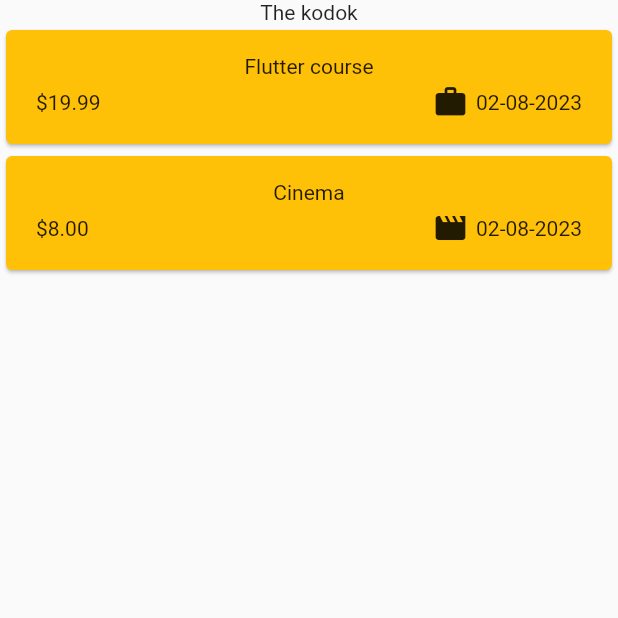
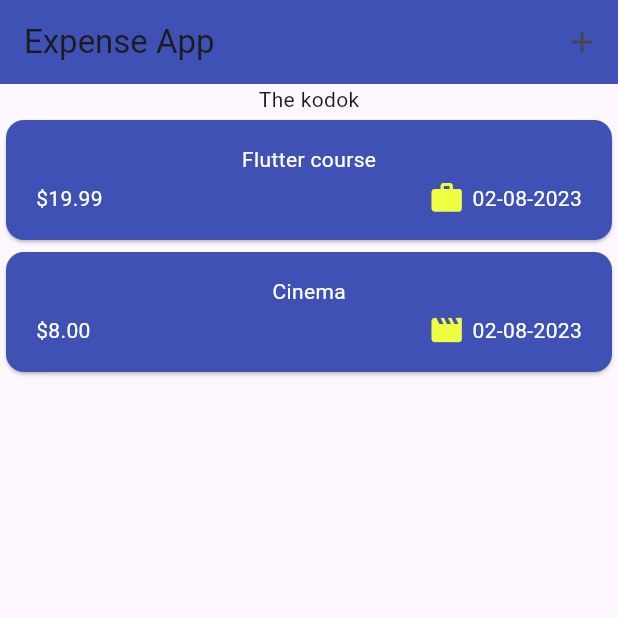
Before and after one commit to ibenusinaa/flutter-expense-app, a Flutter app: the screen it shows after launch, on a phone screen of 412 x 824 dp, the top half of it. Run offline on Flutter 3.47's test engine with Material 2 defaults, Android fonts, the phone set to English and light mode, and no system bars.

Commit message:
add new expense overlay

```diff
--- a/lib/main.dart
+++ b/lib/main.dart
@@ -3,8 +3,9 @@ import 'package:expense_tracker_app/widgets/expenses.dart';
 
 void main() {
   runApp(
-    const MaterialApp(
-      home: Expenses(),
+    MaterialApp(
+      theme: ThemeData(useMaterial3: true),
+      home: const Expenses(),
     ),
   );
 }
--- a/lib/widgets/expenses.dart
+++ b/lib/widgets/expenses.dart
@@ -1,4 +1,5 @@
 import 'package:expense_tracker_app/models/expense.dart';
+import 'package:expense_tracker_app/widgets/expenses_list/expense_form_overlay.dart';
 import 'package:flutter/material.dart';
 import 'package:expense_tracker_app/widgets/expenses_list/expenses_list.dart';
 
@@ -25,9 +26,26 @@ class _ExpensesState extends State<Expenses> {
     ),
   ];
 
+  void _openAddExpenseOverlay() {
+    showModalBottomSheet(
+      context: context,
+      builder: (ctx) => const ExpenseFormOverlay(),
+    );
+  }
+
   @override
   Widget build(BuildContext context) {
     return Scaffold(
+      appBar: AppBar(
+        backgroundColor: Colors.indigo,
+        title: const Text('Expense App'),
+        actions: [
+          IconButton(
+            onPressed: _openAddExpenseOverlay,
+            icon: const Icon(Icons.add),
+          )
+        ],
+      ),
       body: Column(
         children: [
           const Text('The kodok'),
--- a/lib/widgets/expenses_list/expense_item.dart
+++ b/lib/widgets/expenses_list/expense_item.dart
@@ -9,7 +9,7 @@ class ExpenseItem extends StatelessWidget {
   @override
   Widget build(BuildContext context) {
     return Card(
-      color: Colors.amber,
+      color: Colors.indigo,
       child: Padding(
         padding: const EdgeInsets.symmetric(
           horizontal: 20,
@@ -17,19 +17,25 @@ class ExpenseItem extends StatelessWidget {
         ),
         child: Column(
           children: [
-            Text(expense.title),
+            Text(
+              expense.title,
+              style: const TextStyle(color: Colors.white),
+            ),
             const SizedBox(height: 4),
             Row(
               // mainAxisAlignment: MainAxisAlignment.spaceBetween,
               children: [
-                Text(
-                    '\$${expense.amount.toStringAsFixed(2)}'), //ensure angka dibelakang comma
+                Text('\$${expense.amount.toStringAsFixed(2)}',
+                    style: const TextStyle(
+                        color: Colors.white)), //ensure angka dibelakang comma
                 const Spacer(), //kasi spasi sampe ujung
                 Row(
                   children: [
-                    Icon(categoryIcons[expense.category]),
+                    Icon(categoryIcons[expense.category],
+                        color: Colors.limeAccent),
                     const SizedBox(width: 5),
-                    Text(expense.formattedDate),
+                    Text(expense.formattedDate,
+                        style: const TextStyle(color: Colors.white)),
                   ],
                 )
               ],
```
Also changed, not shown: lib/widgets/expenses_list/expense_form_overlay.dart (added, +87 -0 lines).
